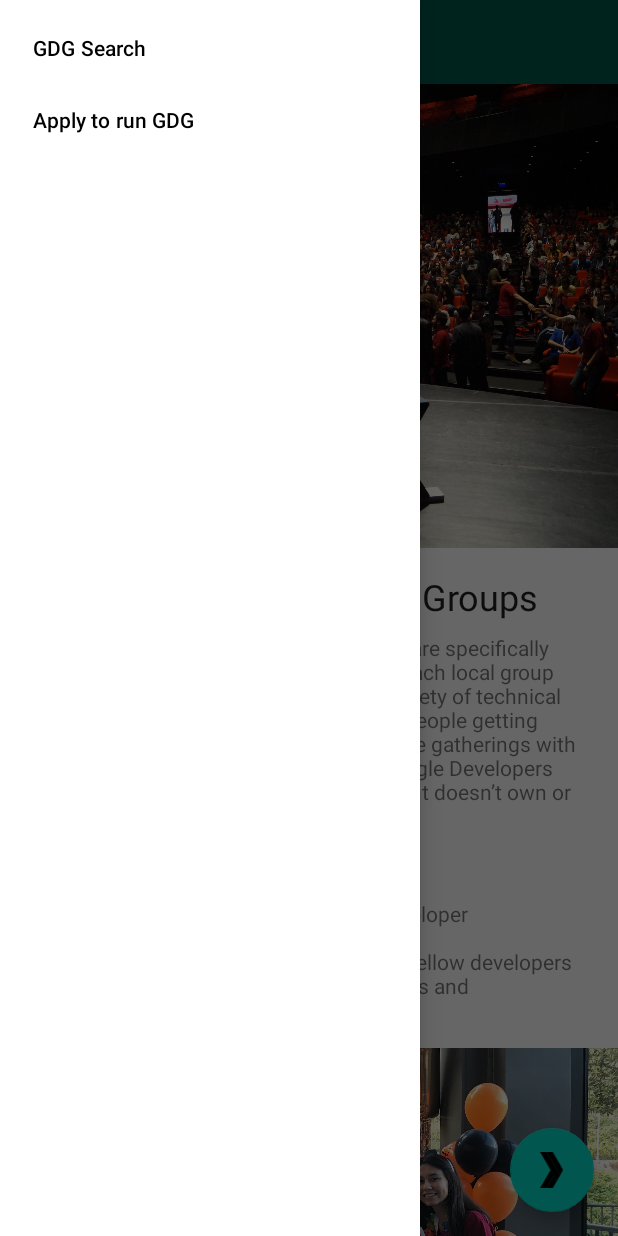
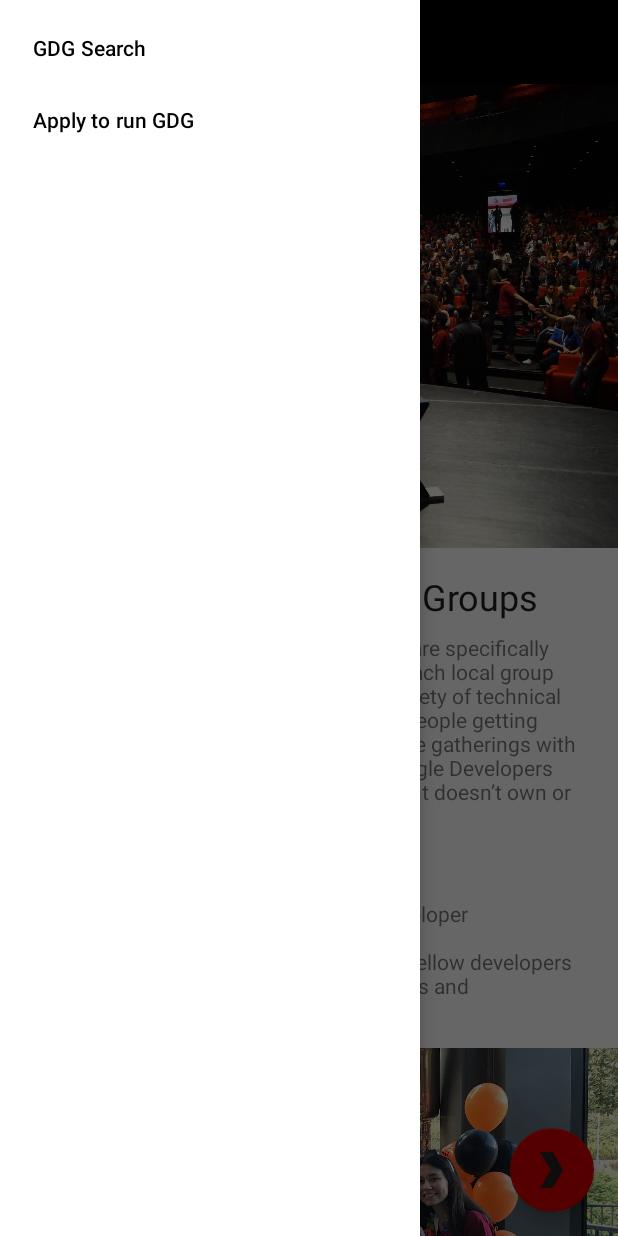
Before and after one commit to Manasask8127/GDGFinder, an Android app: the screen it shows after launch (MainActivity), with the side drawer open, on a phone screen of 412 x 824 dp. Run offline under Robolectric (Android 15) with nearby library versions, the phone set to English and light mode, and no system bars; our stand-ins replace data binding, navigation-ui; Roboto replaces fonts that are not available here.

Commit message:
material colors

```diff
--- a/app/src/main/res/values/colors.xml
+++ b/app/src/main/res/values/colors.xml
@@ -1,6 +1,11 @@
-<?xml version="1.0" encoding="utf-8"?>
+<!--?xml version="1.0" encoding="UTF-8"?-->
 <resources>
-  <color name="colorPrimary">#008577</color>
-  <color name="colorPrimaryDark">#00574B</color>
-  <color name="colorAccent">#D81B60</color>
+  <color name="primaryColor">#212121</color>
+  <color name="primaryLightColor">#484848</color>
+  <color name="primaryDarkColor">#000000</color>
+  <color name="secondaryColor">#d50000</color>
+  <color name="secondaryLightColor">#ff5131</color>
+  <color name="secondaryDarkColor">#9b0000</color>
+  <color name="primaryTextColor">#fafafa</color>
+  <color name="secondaryTextColor">#212121</color>
 </resources>
--- a/app/src/main/res/values/styles.xml
+++ b/app/src/main/res/values/styles.xml
@@ -3,9 +3,14 @@
     <!-- Base application theme. -->
     <style name="AppTheme" parent="Theme.MaterialComponents.Light.NoActionBar">
         <!-- Customize your theme here. -->
-        <item name="colorPrimary">@color/colorPrimary</item>
-        <item name="colorPrimaryDark">@color/colorPrimaryDark</item>
-        <item name="colorAccent">@color/colorAccent</item>
+        <item name="colorPrimary">@color/primaryColor</item>
+        <item name="colorPrimaryDark">@color/primaryDarkColor</item>
+        <item name="colorPrimaryVariant">@color/primaryLightColor</item>
+        <item name="colorOnPrimary">@color/primaryTextColor</item>
+        <item name="colorSecondary">@color/secondaryColor</item>
+        <item name="colorSecondaryVariant">@color/secondaryDarkColor</item>
+        <item name="colorOnSecondary">@color/secondaryTextColor</item>
+
         <item name="fontFamily">@font/lobster_two</item>
         <item name="android:fontFamily">@font/lobster_two</item>
         <item name="textAppearanceHeadline6">@style/CustomHeadline6</item>
```
